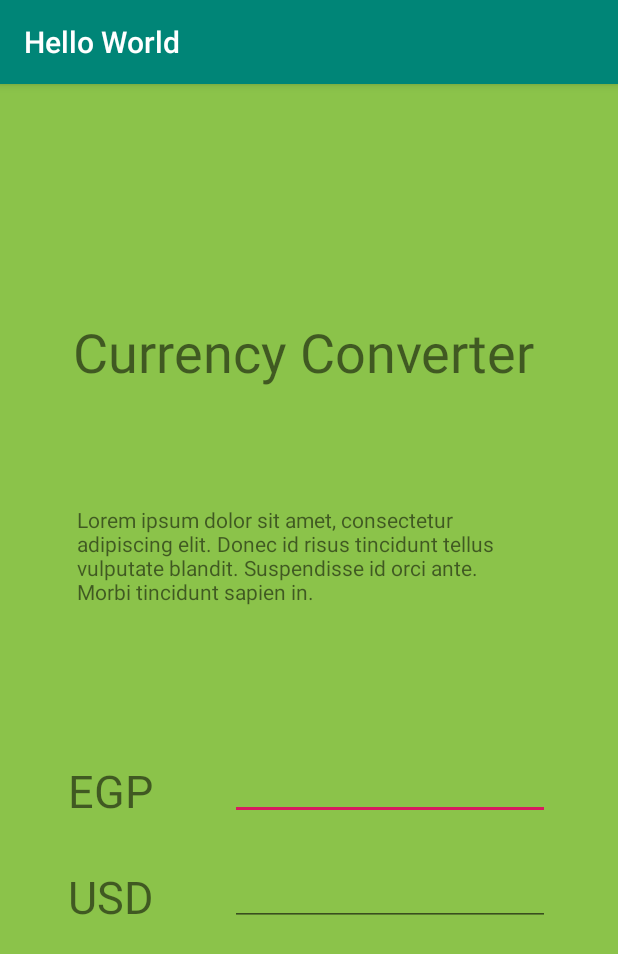
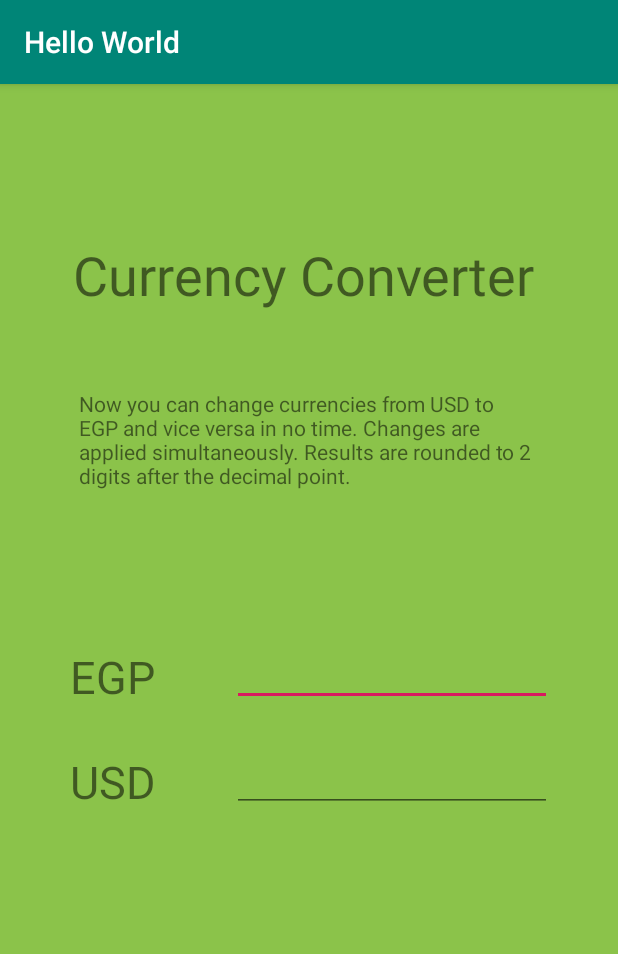
Before and after one commit to abdelazizelsaman/Android-CurrencyConverter, an Android app: the screen it shows after launch (MainActivity), on a phone screen of 412 x 824 dp. Shown: the top 954 px of the screen. Run offline under Robolectric (Android 15) with nearby library versions, the phone set to English and light mode, and no system bars.

Commit message:
Basic edits

```diff
--- a/app/src/main/java/com/example/helloworld/MainActivity.java
+++ b/app/src/main/java/com/example/helloworld/MainActivity.java
@@ -1,10 +1,12 @@
  package com.example.helloworld;
 
+ import android.content.Context;
  import android.os.Bundle;
  import android.text.Editable;
  import android.text.TextWatcher;
  import android.view.View;
  import android.widget.EditText;
+ import android.widget.Toast;
 
  import androidx.appcompat.app.AppCompatActivity;
 
@@ -106,85 +108,12 @@ public class MainActivity extends AppCompatActivity {
         usdInput.setOnFocusChangeListener(mFocusChangeListener);
         egpInput.setOnFocusChangeListener(mFocusChangeListener);
 
-//        usdInput.setOnTouchListener(new View.OnTouchListener() {
-//            @Override
-//            public boolean onTouch(View v, MotionEvent event) {
-//                if(!(usdInput.getText().toString().length() == 0)){
-//                    egpInput.setText(usdInput.getText() + "321");
-//                }
-//                return false;
-//            }
-//        });
-//        egpInput.setOnTouchListener(new View.OnTouchListener() {
-//            @Override
-//            public boolean onTouch(View v, MotionEvent event) {
-//                if(!(egpInput.getText().toString().length() == 0)){
-//                    usdInput.setText(egpInput.getText() + "123");
-//
-//                }
-//                return false;
-//            }
-//        });
+        Context context = getApplicationContext();
+        CharSequence text = "Loaded successfully";
+        int duration = Toast.LENGTH_SHORT;
 
-//
-//        usdInput.setOnFocusChangeListener(new View.OnFocusChangeListener() {
-//            @Override
-//            public void onFocusChange(View v, boolean hasFocus) {
-//
-//                if(hasFocus){
-//                    if(!(usdInput.getText().toString().length() == 0)){
-//                        egpInput.setText(usdInput.getText() + "321");
-//                    }
-//
-//
-//                }
-////                if(usdFocus){
-////                    egpInput.removeTextChangedListener(egp);
-////                    usdFocus = false;
-////                }
-////                usdInput.addTextChangedListener(usd);
-//
-//            }
-//        });
-
-
-
-
-//        egpInput.setOnFocusChangeListener(new View.OnFocusChangeListener() {
-//            @Override
-//            public void onFocusChange(View v, boolean hasFocus) {
-//                if(hasFocus){
-//                    if(!(egpInput.getText().toString().length() == 0)){
-//                        usdInput.setText(egpInput.getText() + "123");
-//
-//                    }
-//
-//                }
-////                if (egpFocus) {
-////                    usdInput.removeTextChangedListener(usd);
-////                    egpFocus = false;
-////                }
-////                egpInput.addTextChangedListener(egp);
-//            }
-//        });
-
-//        if(usdInput.isFocusable()){
-//            if(usdFocus){
-//                egpInput.removeTextChangedListener(egp);
-//                usdFocus = false;
-//            }
-//            usdInput.addTextChangedListener(usd);
-//
-//        }else if(egpInput.isFocusable()) {
-//            if (egpFocus) {
-//                usdInput.removeTextChangedListener(usd);
-//                egpFocus = false;
-//            }
-//            egpInput.addTextChangedListener(egp);
-//        }
-
-
-
+        Toast toast = Toast.makeText(context, text, duration);
+        toast.show();
 
     }
 
--- a/app/src/main/res/layout/activity_main.xml
+++ b/app/src/main/res/layout/activity_main.xml
@@ -11,26 +11,13 @@
         android:id="@+id/desc"
         android:layout_width="306dp"
         android:layout_height="116dp"
-        android:text="Lorem ipsum dolor sit amet, consectetur adipiscing elit. Donec id risus tincidunt tellus vulputate blandit. Suspendisse id orci ante. Morbi tincidunt sapien in."
+        android:text="@string/desc"
         app:layout_constraintBottom_toBottomOf="parent"
         app:layout_constraintEnd_toEndOf="parent"
-        app:layout_constraintHorizontal_bias="0.485"
+        app:layout_constraintHorizontal_bias="0.495"
         app:layout_constraintStart_toStartOf="parent"
         app:layout_constraintTop_toTopOf="parent"
-        app:layout_constraintVertical_bias="0.43" />
-
-    <TextView
-        android:id="@+id/logo"
-        android:layout_width="wrap_content"
-        android:layout_height="wrap_content"
-        android:text="Currency Converter"
-        android:textSize="36sp"
-        app:layout_constraintBottom_toTopOf="@+id/desc"
-        app:layout_constraintEnd_toEndOf="parent"
-        app:layout_constraintHorizontal_bias="0.47"
-        app:layout_constraintStart_toStartOf="parent"
-        app:layout_constraintTop_toTopOf="parent"
-        app:layout_constraintVertical_bias="0.665" />
+        app:layout_constraintVertical_bias="0.312" />
 
     <EditText
         android:id="@+id/egpValue"
@@ -40,7 +27,7 @@
         android:inputType="numberDecimal"
         app:layout_constraintBottom_toTopOf="@+id/usdValue"
         app:layout_constraintEnd_toEndOf="parent"
-        app:layout_constraintHorizontal_bias="0.772"
+        app:layout_constraintHorizontal_bias="0.777"
         app:layout_constraintStart_toStartOf="parent"
         app:layout_constraintTop_toBottomOf="@+id/desc"
         app:layout_constraintVertical_bias="0.661" />
@@ -49,14 +36,14 @@
         android:id="@+id/usdLabel"
         android:layout_width="80dp"
         android:layout_height="42dp"
-        android:text="USD"
+        android:text="@string/usd"
         android:textSize="30sp"
         app:layout_constraintBottom_toBottomOf="parent"
         app:layout_constraintEnd_toStartOf="@+id/usdValue"
-        app:layout_constraintHorizontal_bias="0.616"
+        app:layout_constraintHorizontal_bias="0.621"
         app:layout_constraintStart_toStartOf="parent"
         app:layout_constraintTop_toBottomOf="@+id/egpLabel"
-        app:layout_constraintVertical_bias="0.122" />
+        app:layout_constraintVertical_bias="0.091" />
 
     <EditText
         android:id="@+id/usdValue"
@@ -66,10 +53,10 @@
         android:inputType="numberDecimal"
         app:layout_constraintBottom_toBottomOf="parent"
         app:layout_constraintEnd_toEndOf="parent"
-        app:layout_constraintHorizontal_bias="0.772"
+        app:layout_constraintHorizontal_bias="0.777"
         app:layout_constraintStart_toStartOf="parent"
         app:layout_constraintTop_toTopOf="parent"
-        app:layout_constraintVertical_bias="0.714" />
+        app:layout_constraintVertical_bias="0.609" />
 
     <TextView
         android:id="@+id/egpLabel"
@@ -77,13 +64,26 @@
         android:layout_height="42dp"
         android:layout_marginTop="44dp"
         android:layout_marginBottom="23dp"
-        android:text="EGP"
+        android:text="@string/egp"
         android:textSize="30sp"
         app:layout_constraintBottom_toTopOf="@+id/usdValue"
         app:layout_constraintEnd_toStartOf="@+id/egpValue"
-        app:layout_constraintHorizontal_bias="0.616"
+        app:layout_constraintHorizontal_bias="0.621"
         app:layout_constraintStart_toStartOf="parent"
         app:layout_constraintTop_toBottomOf="@+id/desc"
         app:layout_constraintVertical_bias="1.0" />
 
+    <TextView
+        android:id="@+id/logo"
+        android:layout_width="wrap_content"
+        android:layout_height="wrap_content"
+        android:text="@string/logo"
+        android:textSize="36sp"
+        app:layout_constraintBottom_toTopOf="@+id/desc"
+        app:layout_constraintEnd_toEndOf="parent"
+        app:layout_constraintHorizontal_bias="0.47"
+        app:layout_constraintStart_toStartOf="parent"
+        app:layout_constraintTop_toTopOf="parent"
+        app:layout_constraintVertical_bias="0.665" />
+
 </androidx.constraintlayout.widget.ConstraintLayout>
--- a/app/src/main/res/values/strings.xml
+++ b/app/src/main/res/values/strings.xml
@@ -1,3 +1,7 @@
 <resources>
     <string name="app_name">Hello World</string>
+    <string name="logo">Currency Converter</string>
+    <string name="desc">"Now you can change currencies from USD to EGP and vice versa in no time. Changes are applied simultaneously. Results are rounded to 2 digits after the decimal point."</string>
+    <string name="egp">EGP</string>
+    <string name="usd">USD</string>
 </resources>
```
